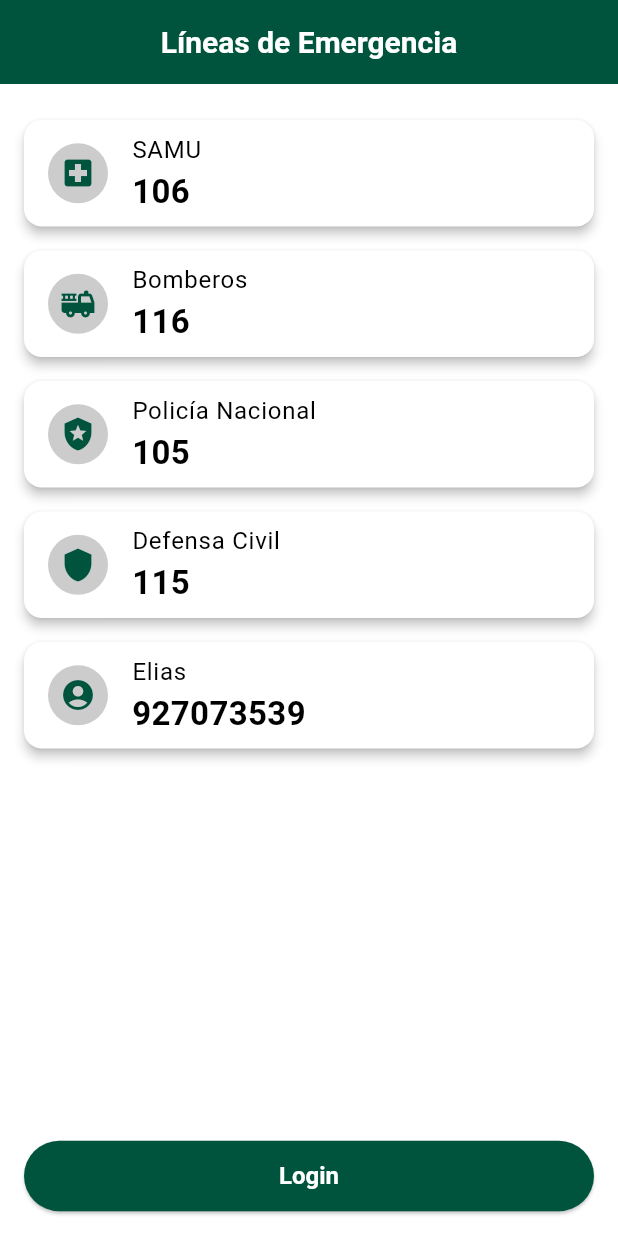
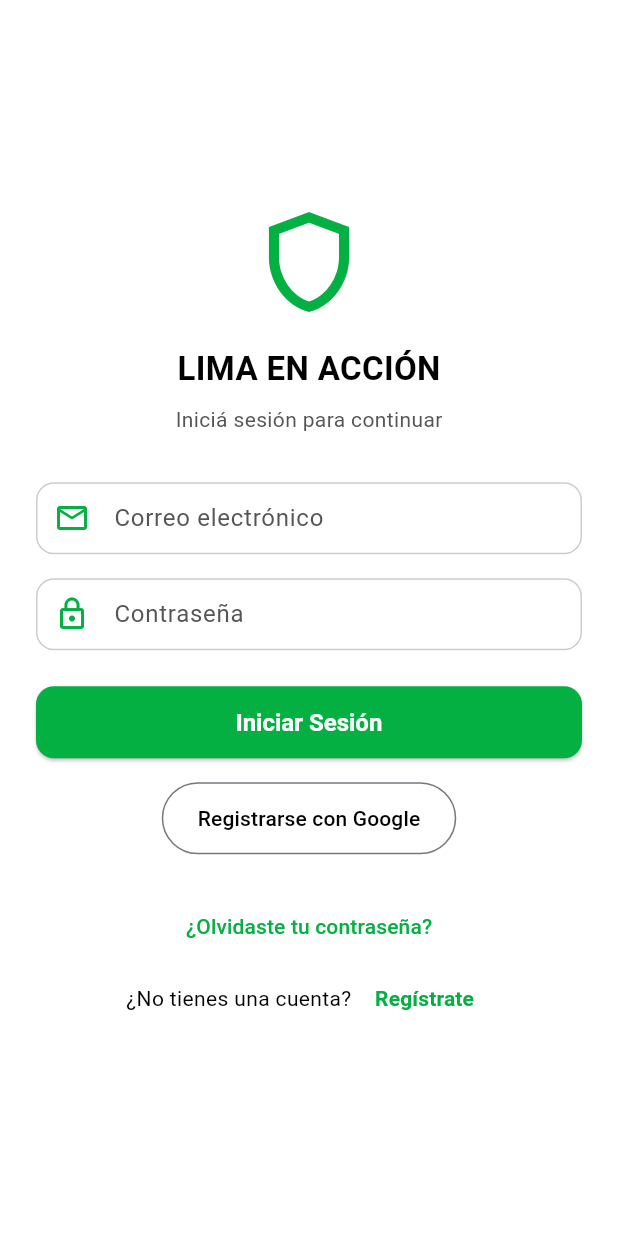
Before and after one commit to Reebotbrei/alertaLima, a Flutter app: the screen it shows after launch, after a tap on "Login", on a phone screen of 412 x 824 dp. Run offline on Flutter 3.47's test engine with Material 3 defaults, Android fonts, the phone set to English and light mode, and no system bars.

Commit message:
subiendo cambios

```diff
--- a/lib/app/theme/app_colors.dart
+++ b/lib/app/theme/app_colors.dart
@@ -2,10 +2,10 @@ import 'package:flutter/material.dart';
 
 class AppColors {
   // 🎨 Colores base
-  static const Color primary = Color(0xFF00543D);    // Verde institucional
-  static const Color background = Color(0xFFFFFFFF); // Blanco
-  static const Color text = Color(0xFF000000);       // Negro
-  static const Color muted = Color(0xFF555555);      // Gris oscuro para detalles
+  static const Color primary = Color.fromARGB(255, 5, 176, 67);    // Verde institucional
+  static const Color background = Color.fromARGB(255, 255, 255, 255); // Blanco
+  static const Color text = Color.fromARGB(255, 0, 0, 0);       // Negro
+  static const Color muted = Color.fromARGB(255, 85, 85, 85);      // Gris oscuro para detalles
 
   // 🔘 Botones y componentes
   static const Color button = primary;
--- a/lib/app/widgets/app_logo.dart
+++ b/lib/app/widgets/app_logo.dart
@@ -0,0 +1,17 @@
+import 'package:flutter/material.dart';
+import '../theme/app_colors.dart';
+
+class AppLogo extends StatelessWidget {
+  const AppLogo({super.key, this.size = 80});
+
+  final double size;
+
+  @override
+  Widget build(BuildContext context) {
+    return Icon(
+      Icons.shield_outlined,
+      size: size,
+      color: AppColors.primary,
+    );
+  }
+}
--- a/lib/app/widgets/app_text_field.dart
+++ b/lib/app/widgets/app_text_field.dart
@@ -0,0 +1,32 @@
+import 'package:flutter/material.dart';
+import '../theme/app_colors.dart';
+
+class AppTextField extends StatelessWidget {
+  final TextEditingController controller;
+  final String hintText;
+  final IconData? icon;
+  final bool obscureText;
+  final TextInputType keyboardType;
+
+  const AppTextField({
+    super.key,
+    required this.controller,
+    required this.hintText,
+    this.icon,
+    this.obscureText = false,
+    this.keyboardType = TextInputType.text,
+  });
+
+  @override
+  Widget build(BuildContext context) {
+    return TextField(
+      controller: controller,
+      obscureText: obscureText,
+      keyboardType: keyboardType,
+      decoration: InputDecoration(
+        hintText: hintText,
+        prefixIcon: icon != null ? Icon(icon, color: AppColors.primary) : null,
+      ),
+    );
+  }
+}
--- a/lib/features/auth/view/login_screen.dart
+++ b/lib/features/auth/view/login_screen.dart
@@ -0,0 +1,147 @@
+import 'package:flutter/material.dart';
+import 'package:provider/provider.dart';
+import '../../../app/widgets/app_button.dart';
+import '../../../app/widgets/app_text_field.dart';
+import '../../../app/widgets/app_logo.dart';
+import '../../../app/theme/app_colors.dart';
+import '../viewmodel/auth_viewmodel.dart';
+
+class LoginScreen extends StatefulWidget {
+  const LoginScreen({super.key});
+
+  @override
+  State<LoginScreen> createState() => _LoginScreenState();
+}
+
+class _LoginScreenState extends State<LoginScreen> {
+  late AuthViewModel _viewModel;
+
+  @override
+  void initState() {
+    super.initState();
+    _viewModel = AuthViewModel();
+  }
+
+  @override
+  void dispose() {
+    _viewModel.disposeControllers();
+    super.dispose();
+  }
+
+  @override
+  Widget build(BuildContext context) {
+    return ChangeNotifierProvider<AuthViewModel>.value(
+      value: _viewModel,
+      child: Scaffold(
+        backgroundColor: AppColors.background,
+        body: SafeArea(
+          child: Padding(
+            padding: const EdgeInsets.all(24.0),
+            child: Consumer<AuthViewModel>(
+              builder: (_, vm, __) => Column(
+                mainAxisAlignment: MainAxisAlignment.center,
+                children: [
+                  const AppLogo(),
+                  const SizedBox(height: 16),
+                  const Text(
+                    "LIMA EN ACCIÓN",
+                    style: TextStyle(
+                      fontSize: 22,
+                      fontWeight: FontWeight.bold,
+                      color: AppColors.text,
+                    ),
+                  ),
+                  const SizedBox(height: 8),
+                  const Text(
+                    "Iniciá sesión para continuar",
+                    style: TextStyle(color: AppColors.muted),
+                  ),
+                  const SizedBox(height: 32),
+
+                  // Email
+                  AppTextField(
+                    controller: vm.emailController,
+                    hintText: "Correo electrónico",
+                    icon: Icons.email_outlined,
+                  ),
+                  const SizedBox(height: 16),
+
+                  // Password
+                  AppTextField(
+                    controller: vm.passwordController,
+                    hintText: "Contraseña",
+                    icon: Icons.lock_outline,
+                    obscureText: true,
+                  ),
+                  const SizedBox(height: 24),
+
+                  // Botón Iniciar sesión
+                  AppButton(
+                    label: "Iniciar Sesión",
+                    onPressed: vm.isLoading ? () {} : () => vm.login(context),
+                    isDisabled: vm.isLoading,
+                  ),
+
+                  const SizedBox(height: 16),
+
+                  // Botón Google
+                  OutlinedButton(
+                    onPressed: () {}, // Aquí irá la lógica de Google
+                    style: OutlinedButton.styleFrom(
+                      shape: RoundedRectangleBorder(
+                        borderRadius: BorderRadius.circular(30),
+                      ),
+                      padding: const EdgeInsets.symmetric(
+                          vertical: 14, horizontal: 24),
+                    ),
+                    child: const Text(
+                      "Registrarse con Google",
+                      style: TextStyle(color: AppColors.text),
+                    ),
+                  ),
+
+                  const SizedBox(height: 24),
+
+                  // ¿Olvidaste tu contraseña?
+                  TextButton(
+                    onPressed: () {
+                      Navigator.pushNamed(context, '/forgot');
+                    },
+                    child: const Text(
+                      "¿Olvidaste tu contraseña?",
+                      style: TextStyle(color: AppColors.primary),
+                    ),
+                  ),
+
+
+                  // ¿No tienes cuenta? Regístrate
+                  Row(
+                    mainAxisAlignment: MainAxisAlignment.center,
+                    children: [
+                      const Text(
+                        "¿No tienes una cuenta? ",
+                        style: TextStyle(color: AppColors.text),
+                      ),
+                      TextButton(
+                        onPressed: () {
+                          Navigator.pushNamed(context, '/register');
+                        },
+                        child: const Text(
+                          "Regístrate",
+                          style: TextStyle(
+                            color: AppColors.primary,
+                            fontWeight: FontWeight.bold,
+                          ),
+                        ),
+                      ),
+                    ],
+                  ),
+                ],
+              ),
+            ),
+          ),
+        ),
+      ),
+    );
+  }
+}
--- a/lib/main.dart
+++ b/lib/main.dart
@@ -1,8 +1,12 @@
 import 'package:flutter/material.dart';
 import 'package:provider/provider.dart';
 import 'app/theme/app_theme.dart';
+import 'features/auth/view/login_screen.dart';
+import 'features/auth/view/register_screen.dart';
+import 'features/auth/view/forgot_password_screen.dart';
 import 'features/sos/view/sos_screen.dart';
 import 'features/sos/viewmodel/sos_viewmodel.dart';
+
 
 void main() {
   runApp(const AlertaLimaApp());
@@ -17,12 +21,20 @@ class AlertaLimaApp extends StatelessWidget {
       providers: [
         ChangeNotifierProvider(create: (_) => SOSViewModel()),
       ],
-      child: MaterialApp(
+      child:MaterialApp(
         title: 'Alerta Lima',
         debugShowCheckedModeBanner: false,
         theme: AppTheme.lightTheme,
-        home: const SosScreen(),
-      ),
+        initialRoute: '/', // Empieza con SosScreen
+        routes: {
+        '/': (context) => const SosScreen(),      // Pantalla inicial
+        '/login': (context) => const LoginScreen(),
+        '/register': (context) => const RegisterScreen(),
+        '/dashboard': (context) => const Placeholder(),
+        '/forgot': (context) => const ForgotPasswordScreen(),
+        },
+      )
+
     );
   }
 }
```
Also changed, not shown: lib/features/auth/view/forgot_password_screen.dart (added, +93 -0 lines), lib/features/auth/view/register_screen.dart (+103 -0 lines), lib/features/auth/viewmodel/auth_viewmodel.dart (+90 -0 lines).
